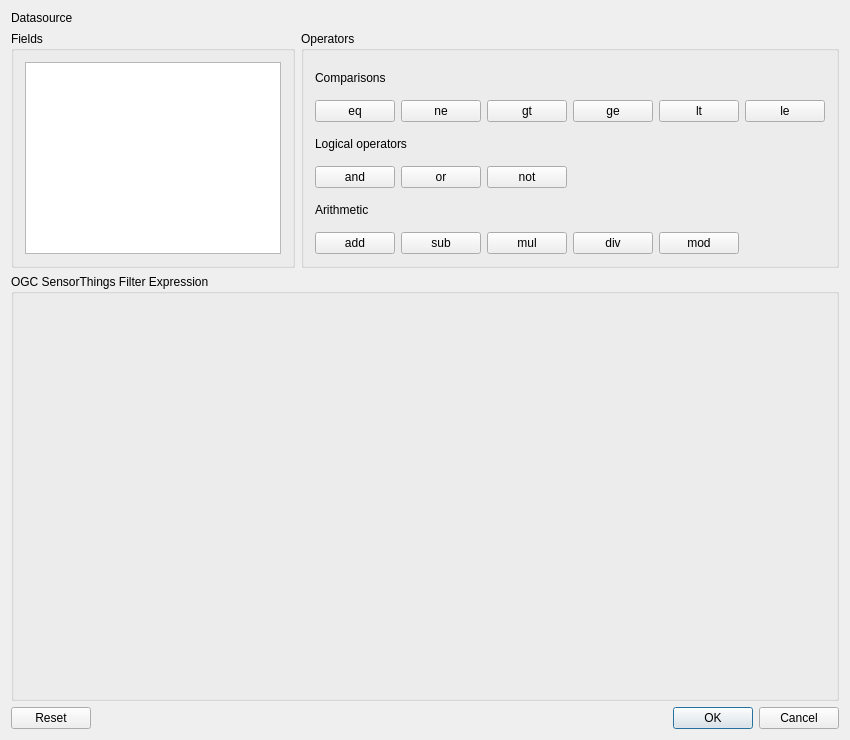
First picture: the form in src/ui/qgssensorthingssubseteditorbase.ui, repository qgis/QGIS, before the edit.
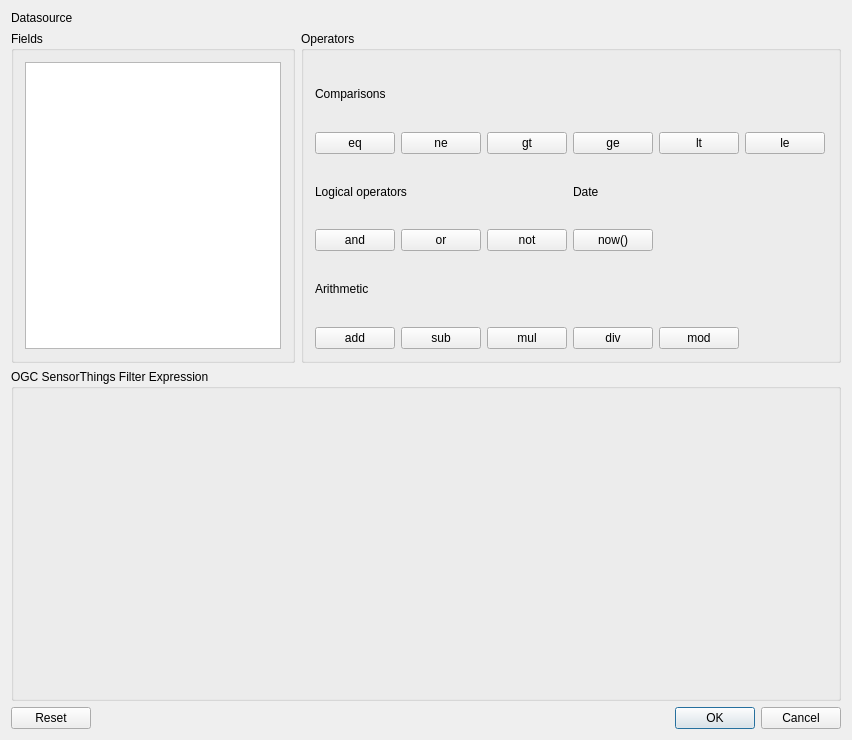
Second picture: the form after the edit. Custom widgets are drawn as their Qt base class.

Commit message:
[sensorthings] Add shortcut button for "now()" function to query editor
This is a commonly used function for sensor things queries, eg used
when filtering to return the most recent result.

Diff of the .ui file:
```diff
--- a/src/ui/qgssensorthingssubseteditorbase.ui
+++ b/src/ui/qgssensorthingssubseteditorbase.ui
@@ -6,14 +6,40 @@
    <rect>
     <x>0</x>
     <y>0</y>
-    <width>816</width>
+    <width>852</width>
     <height>740</height>
    </rect>
   </property>
   <property name="windowTitle">
    <string>OGC SensorThings Data Filter</string>
   </property>
-  <layout class="QGridLayout" name="gridLayout" rowstretch="0,0,1,0">
+  <layout class="QGridLayout" name="gridLayout" rowstretch="0,0,0,0">
+   <item row="3" column="0" colspan="2">
+    <widget class="QDialogButtonBox" name="mButtonBox">
+     <property name="orientation">
+      <enum>Qt::Horizontal</enum>
+     </property>
+     <property name="standardButtons">
+      <set>QDialogButtonBox::Cancel|QDialogButtonBox::Ok|QDialogButtonBox::Reset</set>
+     </property>
+     <property name="centerButtons">
+      <bool>false</bool>
+     </property>
+    </widget>
+   </item>
+   <item row="2" column="0" colspan="2">
+    <widget class="QGroupBox" name="mEditorGroupBox">
+     <property name="sizePolicy">
+      <sizepolicy hsizetype="Preferred" vsizetype="Expanding">
+       <horstretch>0</horstretch>
+       <verstretch>0</verstretch>
+      </sizepolicy>
+     </property>
+     <property name="title">
+      <string>OGC SensorThings Filter Expression</string>
+     </property>
+    </widget>
+   </item>
    <item row="0" column="0" colspan="2">
     <widget class="QLabel" name="lblDataUri">
      <property name="text">
@@ -139,13 +165,6 @@
         </property>
        </widget>
       </item>
-      <item row="2" column="0" colspan="6">
-       <widget class="QLabel" name="mLabelLogical">
-        <property name="text">
-         <string>Logical operators</string>
-        </property>
-       </widget>
-      </item>
       <item row="1" column="3">
        <widget class="QPushButton" name="mButtonGe">
         <property name="text">
@@ -208,35 +227,30 @@
         </property>
        </widget>
       </item>
+      <item row="2" column="0" colspan="3">
+       <widget class="QLabel" name="mLabelLogical">
+        <property name="text">
+         <string>Logical operators</string>
+        </property>
+       </widget>
+      </item>
+      <item row="2" column="3" colspan="3">
+       <widget class="QLabel" name="mLabelLogical_2">
+        <property name="text">
+         <string>Date</string>
+        </property>
+       </widget>
+      </item>
+      <item row="3" column="3">
+       <widget class="QPushButton" name="mButtonNow">
+        <property name="text">
+         <string>now()</string>
+        </property>
+       </widget>
+      </item>
      </layout>
     </widget>
    </item>
-   <item row="2" column="0" colspan="2">
-    <widget class="QGroupBox" name="mEditorGroupBox">
-     <property name="sizePolicy">
-      <sizepolicy hsizetype="Preferred" vsizetype="Expanding">
-       <horstretch>0</horstretch>
-       <verstretch>0</verstretch>
-      </sizepolicy>
-     </property>
-     <property name="title">
-      <string>OGC SensorThings Filter Expression</string>
-     </property>
-    </widget>
-   </item>
-   <item row="3" column="0" colspan="2">
-    <widget class="QDialogButtonBox" name="mButtonBox">
-     <property name="orientation">
-      <enum>Qt::Horizontal</enum>
-     </property>
-     <property name="standardButtons">
-      <set>QDialogButtonBox::Cancel|QDialogButtonBox::Ok|QDialogButtonBox::Reset</set>
-     </property>
-     <property name="centerButtons">
-      <bool>false</bool>
-     </property>
-    </widget>
-   </item>
   </layout>
  </widget>
  <customwidgets>
```
The commit also changes 1 other file.
